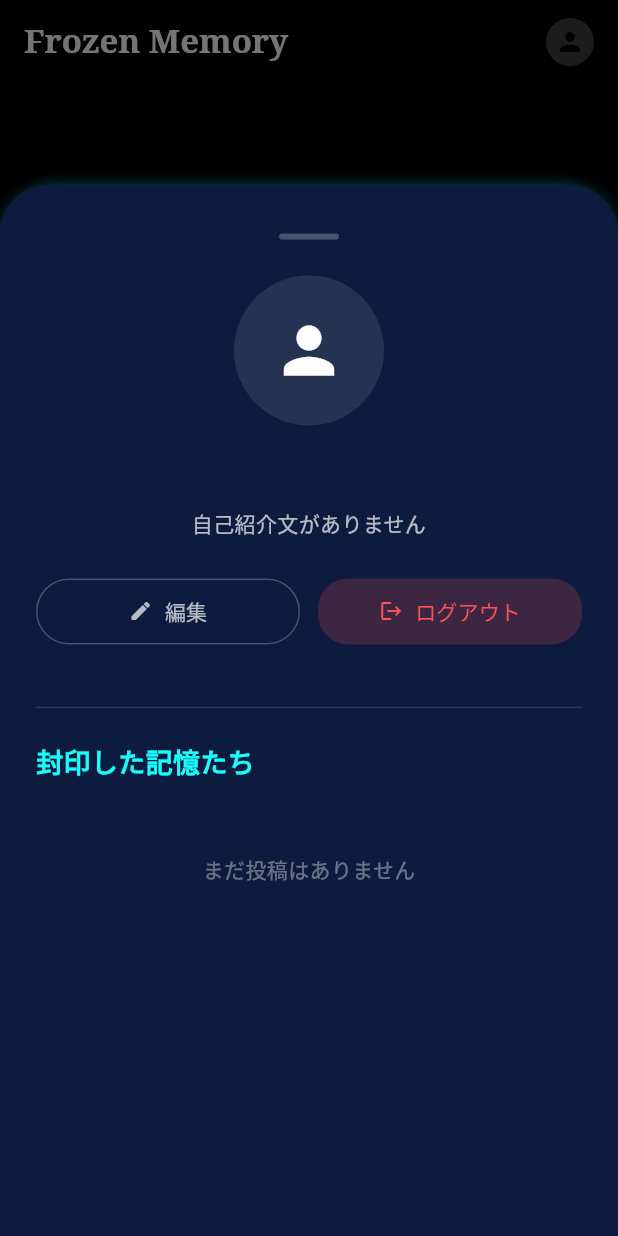
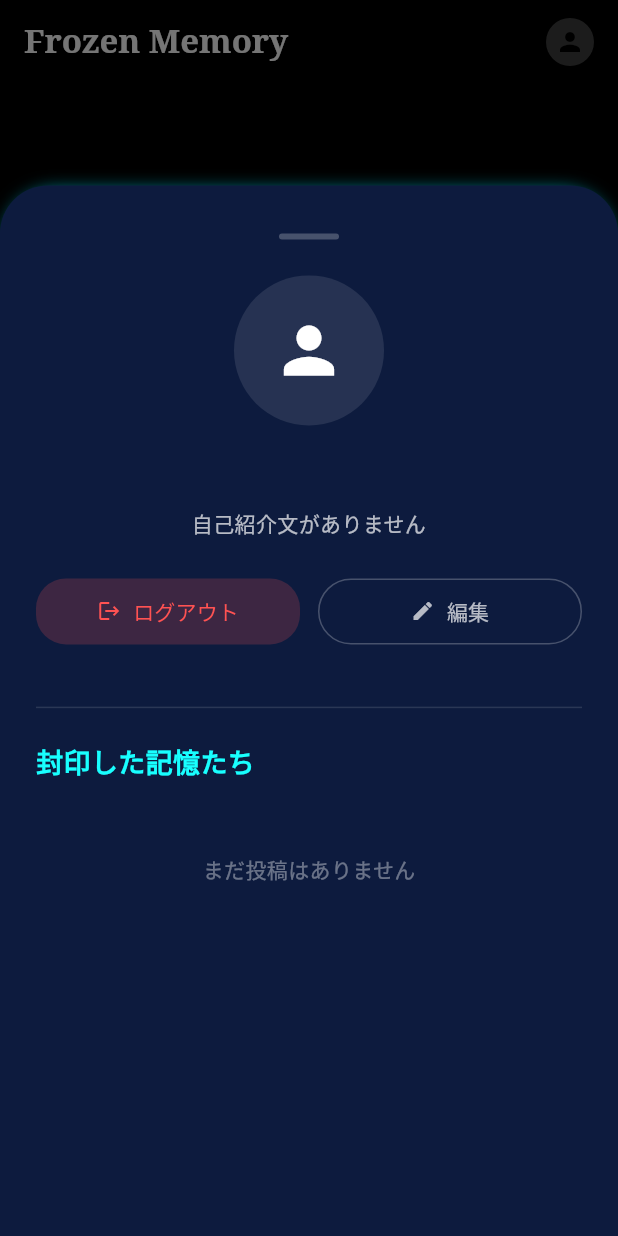
Before and after one commit to p2hacks2025/pre-23, a Flutter app: the screen it shows once a user with an empty profile is signed in, after a tap on the "person" icon, on a phone screen of 412 x 824 dp. Run offline on Flutter 3.47's test engine with Material 3 defaults, Android fonts, the phone set to English and light mode, and no system bars; our stand-ins replace audioplayers, cloud_firestore, firebase_auth, firebase_core, firebase_storage, image_picker; missing offline and left inert: firebase_app_check; accounts and stored records are empty.

Commit message:
プロフのUI改善

```diff
--- a/lib/screens/profile_screen.dart
+++ b/lib/screens/profile_screen.dart
@@ -3,9 +3,9 @@ import 'dart:math';
 import 'package:flutter/foundation.dart';
 import 'package:flutter/material.dart';
 import 'package:image_picker/image_picker.dart';
-// ★ 追加：データの取得に必要
+// ★ 必要なモデルとサービスをインポート
 import '../models/memory.dart';
-import '../services/api_service.dart'; // ApiServiceがある前提です
+import '../services/api_service.dart';
 import '../models/user_profile.dart';
 import '../services/auth_service.dart';
 
@@ -146,21 +146,10 @@ class _ProfileScreenState extends State<ProfileScreen> {
 
                   const SizedBox(height: 24),
 
+                  // ★ ここを変更: 左にログアウト、右に編集
                   Row(
                     children: [
-                      Expanded(
-                        child: OutlinedButton.icon(
-                          onPressed: () => _showEditDialog(context),
-                          icon: const Icon(Icons.edit, size: 16),
-                          label: const Text('編集'),
-                          style: OutlinedButton.styleFrom(
-                            foregroundColor: Colors.white70,
-                            side: const BorderSide(color: Colors.white24),
-                            padding: const EdgeInsets.symmetric(vertical: 12),
-                          ),
-                        ),
-                      ),
-                      const SizedBox(width: 12),
+                      // 左: ログアウトボタン
                       Expanded(
                         child: ElevatedButton.icon(
                           onPressed: () async {
@@ -178,6 +167,22 @@ class _ProfileScreenState extends State<ProfileScreen> {
                           ),
                           icon: const Icon(Icons.logout, size: 16),
                           label: const Text('ログアウト'),
+                        ),
+                      ),
+
+                      const SizedBox(width: 12),
+
+                      // 右: 編集ボタン
+                      Expanded(
+                        child: OutlinedButton.icon(
+                          onPressed: () => _showEditDialog(context),
+                          icon: const Icon(Icons.edit, size: 16),
+                          label: const Text('編集'),
+                          style: OutlinedButton.styleFrom(
+                            foregroundColor: Colors.white70,
+                            side: const BorderSide(color: Colors.white24),
+                            padding: const EdgeInsets.symmetric(vertical: 12),
+                          ),
                         ),
                       ),
                     ],
@@ -199,7 +204,7 @@ class _ProfileScreenState extends State<ProfileScreen> {
                   ),
                   const SizedBox(height: 16),
 
-                  // ★ ここをダミーから Firestore ストリームに変更
+                  // ★ Firestore ストリームで自分の投稿を表示
                   StreamBuilder<List<Memory>>(
                     stream: _api.watchAllMemories(),
                     builder: (context, snapshot) {
```
